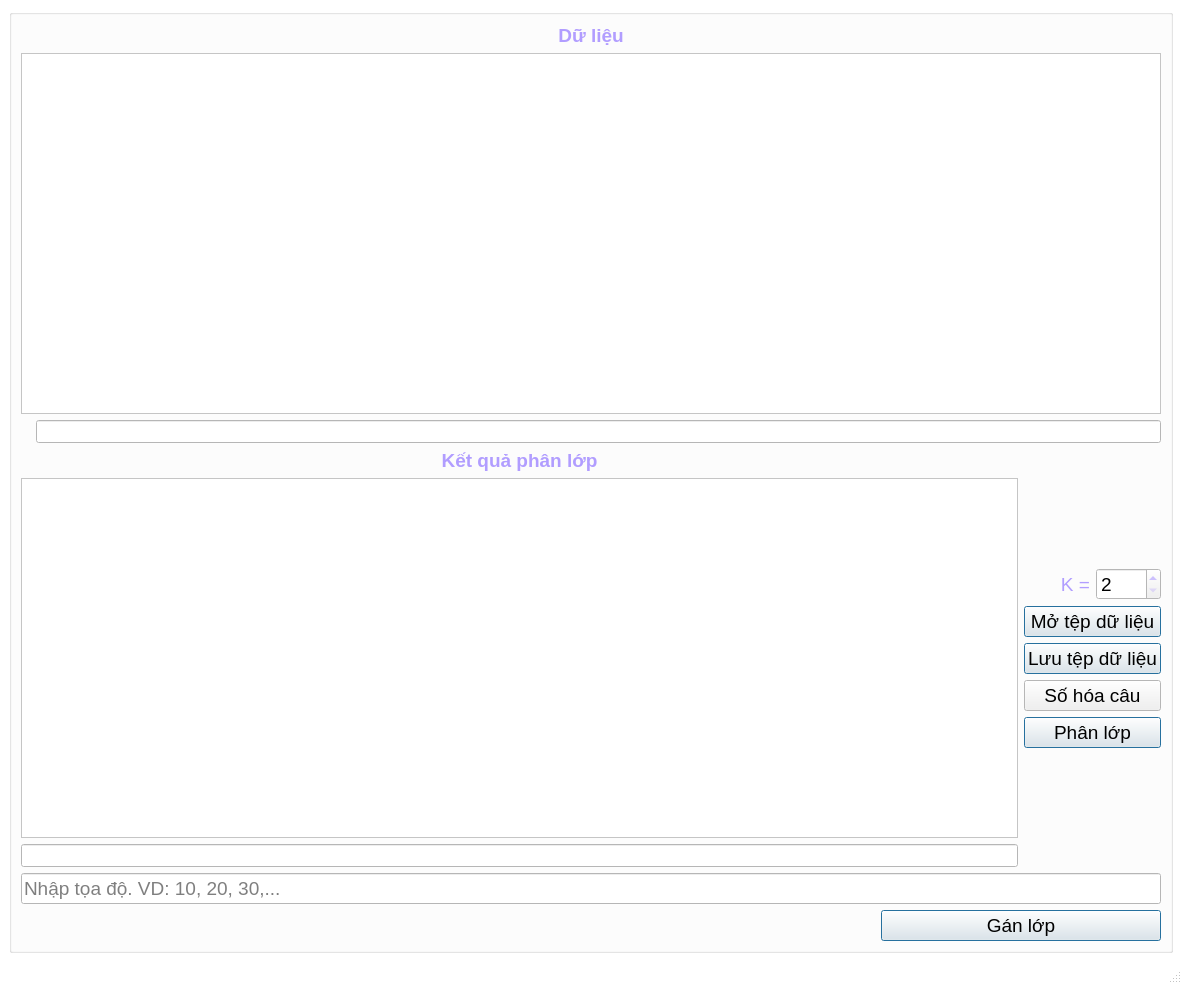
Before: the Qt Designer form GUI.ui in NghiLamPhuc/KmeansClustering, drawn with Qt 5.
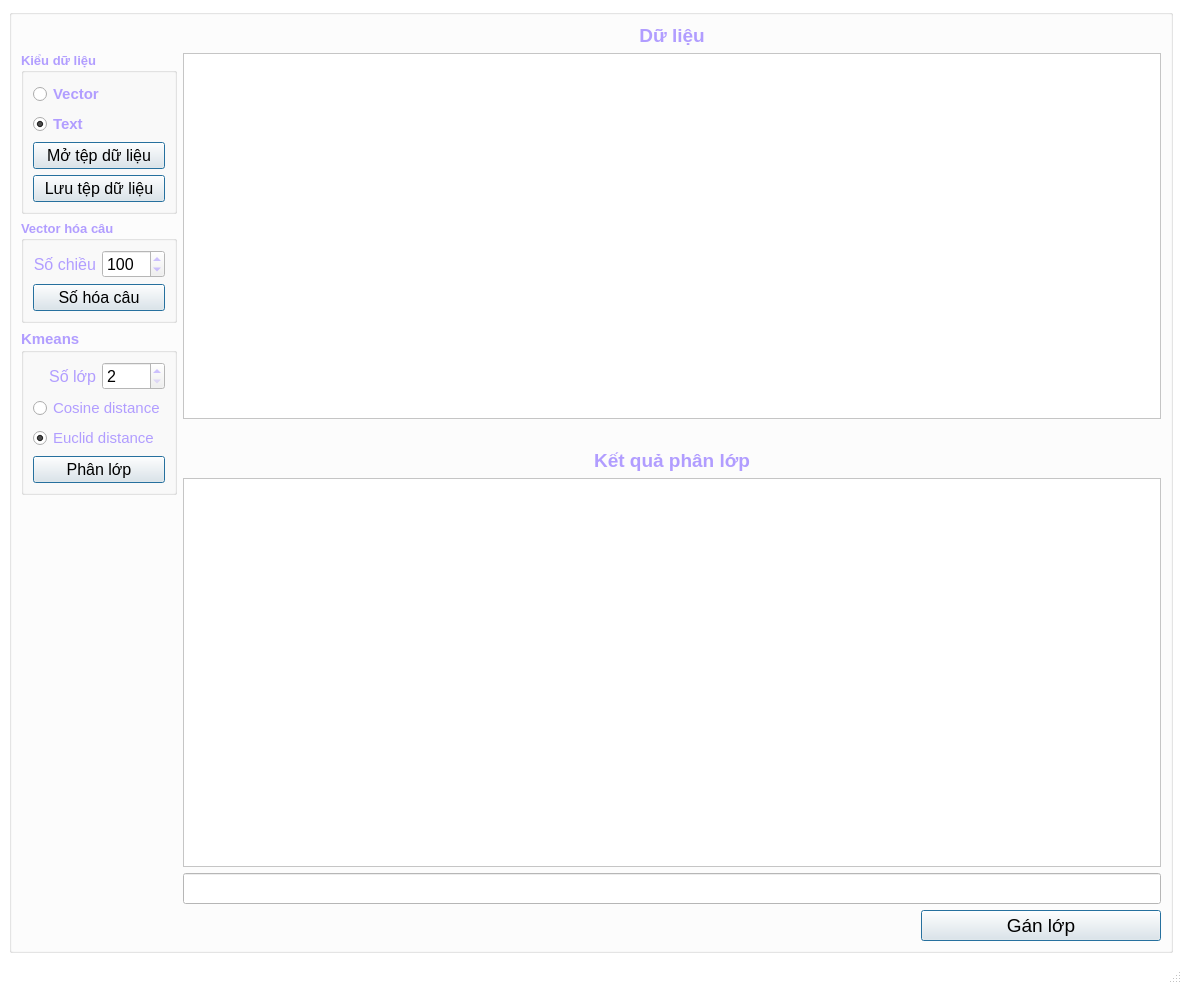
After: the same form once the commit is applied.

The edit to the form file:
```diff
--- a/GUI.ui
+++ b/GUI.ui
@@ -446,7 +446,7 @@
   </property>
   <widget class="QWidget" name="centralwidget">
    <layout class="QGridLayout" name="gridLayout">
-    <item row="0" column="1">
+    <item row="1" column="0">
      <widget class="QGroupBox" name="groupBox">
       <property name="palette">
        <palette>
@@ -489,7 +489,9 @@
        <string/>
       </property>
       <layout class="QGridLayout" name="gridLayout_2">
-       <item row="0" column="0">
+       <item row="0" column="3" rowspan="2">
+        <layout class="QVBoxLayout" name="verticalLayout_8">
+         <item>
         <layout class="QVBoxLayout" name="verticalLayout">
          <item>
           <widget class="QLabel" name="labelInputName">
@@ -541,23 +543,10 @@
              </property>
             </widget>
            </item>
-           <item>
-            <widget class="QLineEdit" name="lineEditFindInput">
-             <property name="font">
-              <font>
-               <pointsize>10</pointsize>
-              </font>
-             </property>
-            </widget>
-           </item>
           </layout>
          </item>
         </layout>
        </item>
-       <item row="1" column="0">
-        <layout class="QHBoxLayout" name="horizontalLayout_5">
-         <item>
-          <layout class="QHBoxLayout" name="horizontalLayout_3">
            <item>
             <layout class="QVBoxLayout" name="verticalLayout_2">
              <item>
@@ -598,151 +587,9 @@
                </property>
               </widget>
              </item>
-             <item>
-              <widget class="QLineEdit" name="lineEditFindCluster">
-               <property name="font">
-                <font>
-                 <pointsize>10</pointsize>
-                </font>
-               </property>
-              </widget>
-             </item>
-            </layout>
-           </item>
-          </layout>
-         </item>
+          </layout>
+         </item>
          <item>
-          <layout class="QVBoxLayout" name="verticalLayout_8">
-           <item>
-            <widget class="QLabel" name="labelLogo">
-             <property name="font">
-              <font>
-               <pointsize>14</pointsize>
-              </font>
-             </property>
-             <property name="text">
-              <string/>
-             </property>
-            </widget>
-           </item>
-           <item>
-            <layout class="QHBoxLayout" name="horizontalLayout">
-             <item>
-              <widget class="QLabel" name="label_10">
-               <property name="font">
-                <font>
-                 <pointsize>14</pointsize>
-                </font>
-               </property>
-               <property name="text">
-                <string>K =</string>
-               </property>
-               <property name="alignment">
-                <set>Qt::AlignRight|Qt::AlignTrailing|Qt::AlignVCenter</set>
-               </property>
-              </widget>
-             </item>
-             <item>
-              <widget class="QSpinBox" name="spinBox">
-               <property name="font">
-                <font>
-                 <pointsize>14</pointsize>
-                </font>
-               </property>
-               <property name="minimum">
-                <number>2</number>
-               </property>
-               <property name="maximum">
-                <number>20</number>
-               </property>
-              </widget>
-             </item>
-            </layout>
-           </item>
-           <item>
-            <widget class="QPushButton" name="btnImport">
-             <property name="font">
-              <font>
-               <pointsize>14</pointsize>
-              </font>
-             </property>
-             <property name="layoutDirection">
-              <enum>Qt::LeftToRight</enum>
-             </property>
-             <property name="text">
-              <string>Mở tệp dữ liệu</string>
-             </property>
-             <property name="default">
-              <bool>true</bool>
-             </property>
-             <property name="flat">
-              <bool>false</bool>
-             </property>
-            </widget>
-           </item>
-           <item>
-            <widget class="QPushButton" name="btnExport">
-             <property name="font">
-              <font>
-               <pointsize>14</pointsize>
-              </font>
-             </property>
-             <property name="layoutDirection">
-              <enum>Qt::LeftToRight</enum>
-             </property>
-             <property name="text">
-              <string>Lưu tệp dữ liệu</string>
-             </property>
-             <property name="default">
-              <bool>true</bool>
-             </property>
-             <property name="flat">
-              <bool>false</bool>
-             </property>
-            </widget>
-           </item>
-           <item>
-            <widget class="QPushButton" name="btnVectorize">
-             <property name="font">
-              <font>
-               <pointsize>14</pointsize>
-              </font>
-             </property>
-             <property name="text">
-              <string>Số hóa câu</string>
-             </property>
-            </widget>
-           </item>
-           <item>
-            <widget class="QPushButton" name="btnKmeans">
-             <property name="font">
-              <font>
-               <pointsize>14</pointsize>
-              </font>
-             </property>
-             <property name="text">
-              <string>Phân lớp</string>
-             </property>
-             <property name="default">
-              <bool>true</bool>
-             </property>
-             <property name="flat">
-              <bool>false</bool>
-             </property>
-            </widget>
-           </item>
-           <item>
-            <widget class="QLabel" name="label_8">
-             <property name="text">
-              <string/>
-             </property>
-            </widget>
-           </item>
-          </layout>
-         </item>
-        </layout>
-       </item>
-       <item row="2" column="0">
         <layout class="QVBoxLayout" name="verticalLayout_7">
          <item>
           <widget class="QLineEdit" name="lineEditPredict">
@@ -752,7 +599,7 @@
             </font>
            </property>
            <property name="placeholderText">
-            <string>Nhập tọa độ. VD: 10, 20, 30,...</string>
+              <string/>
            </property>
           </widget>
          </item>
@@ -810,6 +657,304 @@
             </widget>
            </item>
           </layout>
+           </item>
+          </layout>
+         </item>
+        </layout>
+       </item>
+       <item row="0" column="2">
+        <layout class="QVBoxLayout" name="verticalLayout_6">
+         <item>
+          <widget class="QLabel" name="labelLogo">
+           <property name="font">
+            <font>
+             <pointsize>14</pointsize>
+            </font>
+           </property>
+           <property name="text">
+            <string/>
+           </property>
+          </widget>
+         </item>
+         <item>
+          <widget class="QGroupBox" name="groupBoxInput">
+           <property name="font">
+            <font>
+             <pointsize>10</pointsize>
+             <weight>75</weight>
+             <bold>true</bold>
+            </font>
+           </property>
+           <property name="title">
+            <string>Kiểu dữ liệu</string>
+           </property>
+           <layout class="QVBoxLayout" name="verticalLayout_4">
+            <item>
+             <widget class="QRadioButton" name="radioVector">
+              <property name="font">
+               <font>
+                <pointsize>11</pointsize>
+               </font>
+              </property>
+              <property name="text">
+               <string>Vector</string>
+              </property>
+             </widget>
+            </item>
+            <item>
+             <widget class="QRadioButton" name="radioText">
+              <property name="font">
+               <font>
+                <pointsize>11</pointsize>
+               </font>
+              </property>
+              <property name="text">
+               <string>Text</string>
+              </property>
+              <property name="checked">
+               <bool>true</bool>
+              </property>
+             </widget>
+            </item>
+            <item>
+             <widget class="QPushButton" name="btnImport">
+              <property name="font">
+               <font>
+                <pointsize>12</pointsize>
+                <weight>50</weight>
+                <bold>false</bold>
+               </font>
+              </property>
+              <property name="layoutDirection">
+               <enum>Qt::LeftToRight</enum>
+              </property>
+              <property name="text">
+               <string>Mở tệp dữ liệu</string>
+              </property>
+              <property name="default">
+               <bool>true</bool>
+              </property>
+              <property name="flat">
+               <bool>false</bool>
+              </property>
+             </widget>
+            </item>
+            <item>
+             <widget class="QPushButton" name="btnExport">
+              <property name="font">
+               <font>
+                <pointsize>12</pointsize>
+                <weight>50</weight>
+                <bold>false</bold>
+               </font>
+              </property>
+              <property name="layoutDirection">
+               <enum>Qt::LeftToRight</enum>
+              </property>
+              <property name="text">
+               <string>Lưu tệp dữ liệu</string>
+              </property>
+              <property name="default">
+               <bool>true</bool>
+              </property>
+              <property name="flat">
+               <bool>false</bool>
+              </property>
+             </widget>
+            </item>
+           </layout>
+          </widget>
+         </item>
+         <item>
+          <widget class="QGroupBox" name="groupBoxVectorize">
+           <property name="font">
+            <font>
+             <pointsize>10</pointsize>
+             <weight>75</weight>
+             <bold>true</bold>
+            </font>
+           </property>
+           <property name="title">
+            <string>Vector hóa câu</string>
+           </property>
+           <layout class="QVBoxLayout" name="verticalLayout_5">
+            <item>
+             <layout class="QHBoxLayout" name="horizontalLayout">
+              <item>
+               <widget class="QLabel" name="label_11">
+                <property name="font">
+                 <font>
+                  <pointsize>12</pointsize>
+                  <weight>50</weight>
+                  <bold>false</bold>
+                 </font>
+                </property>
+                <property name="text">
+                 <string>Số chiều</string>
+                </property>
+                <property name="alignment">
+                 <set>Qt::AlignRight|Qt::AlignTrailing|Qt::AlignVCenter</set>
+                </property>
+               </widget>
+              </item>
+              <item>
+               <widget class="QSpinBox" name="spinBoxVecSize">
+                <property name="font">
+                 <font>
+                  <pointsize>12</pointsize>
+                  <weight>50</weight>
+                  <bold>false</bold>
+                 </font>
+                </property>
+                <property name="minimum">
+                 <number>1</number>
+                </property>
+                <property name="maximum">
+                 <number>300</number>
+                </property>
+                <property name="singleStep">
+                 <number>20</number>
+                </property>
+                <property name="value">
+                 <number>100</number>
+                </property>
+               </widget>
+              </item>
+             </layout>
+            </item>
+            <item>
+             <widget class="QPushButton" name="btnVectorize">
+              <property name="font">
+               <font>
+                <pointsize>12</pointsize>
+                <weight>50</weight>
+                <bold>false</bold>
+               </font>
+              </property>
+              <property name="text">
+               <string>Số hóa câu</string>
+              </property>
+              <property name="default">
+               <bool>true</bool>
+              </property>
+              <property name="flat">
+               <bool>false</bool>
+              </property>
+             </widget>
+            </item>
+           </layout>
+          </widget>
+         </item>
+         <item>
+          <widget class="QGroupBox" name="groupBoxKmeans">
+           <property name="font">
+            <font>
+             <pointsize>11</pointsize>
+             <weight>75</weight>
+             <bold>true</bold>
+            </font>
+           </property>
+           <property name="title">
+            <string>Kmeans</string>
+           </property>
+           <layout class="QVBoxLayout" name="verticalLayout_3">
+            <item>
+             <layout class="QHBoxLayout" name="horizontalLayout_3">
+              <item>
+               <widget class="QLabel" name="label_10">
+                <property name="font">
+                 <font>
+                  <pointsize>12</pointsize>
+                  <weight>50</weight>
+                  <bold>false</bold>
+                 </font>
+                </property>
+                <property name="text">
+                 <string>Số lớp</string>
+                </property>
+                <property name="alignment">
+                 <set>Qt::AlignRight|Qt::AlignTrailing|Qt::AlignVCenter</set>
+                </property>
+               </widget>
+              </item>
+              <item>
+               <widget class="QSpinBox" name="spinBox">
+                <property name="font">
+                 <font>
+                  <pointsize>12</pointsize>
+                  <weight>50</weight>
+                  <bold>false</bold>
+                 </font>
+                </property>
+                <property name="minimum">
+                 <number>2</number>
+                </property>
+                <property name="maximum">
+                 <number>20</number>
+                </property>
+               </widget>
+              </item>
+             </layout>
+            </item>
+            <item>
+             <widget class="QRadioButton" name="radioButtonCosine">
+              <property name="font">
+               <font>
+                <pointsize>11</pointsize>
+                <weight>50</weight>
+                <bold>false</bold>
+               </font>
+              </property>
+              <property name="text">
+               <string>Cosine distance</string>
+              </property>
+              <property name="checkable">
+               <bool>false</bool>
+              </property>
+              <property name="checked">
+               <bool>false</bool>
+              </property>
+             </widget>
+            </item>
+            <item>
+             <widget class="QRadioButton" name="radioButtonEuclid">
+              <property name="font">
+               <font>
+                <pointsize>11</pointsize>
+                <weight>50</weight>
+                <bold>false</bold>
+               </font>
+              </property>
+              <property name="text">
+               <string>Euclid distance</string>
+              </property>
+              <property name="checked">
+               <bool>true</bool>
+              </property>
+             </widget>
+            </item>
+            <item>
+             <widget class="QPushButton" name="btnKmeans">
+              <property name="font">
+               <font>
+                <pointsize>12</pointsize>
+                <weight>50</weight>
+                <bold>false</bold>
+               </font>
+              </property>
+              <property name="text">
+               <string>Phân lớp</string>
+              </property>
+              <property name="default">
+               <bool>true</bool>
+              </property>
+              <property name="flat">
+               <bool>false</bool>
+              </property>
+             </widget>
+            </item>
+           </layout>
+          </widget>
          </item>
         </layout>
        </item>
```
Lines whose indentation alone changed are shown as unchanged.
